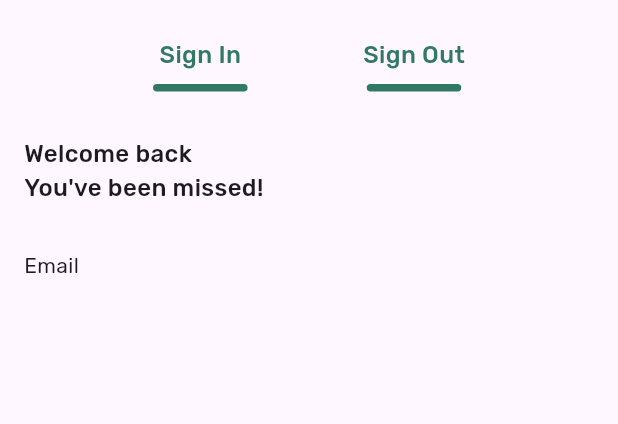
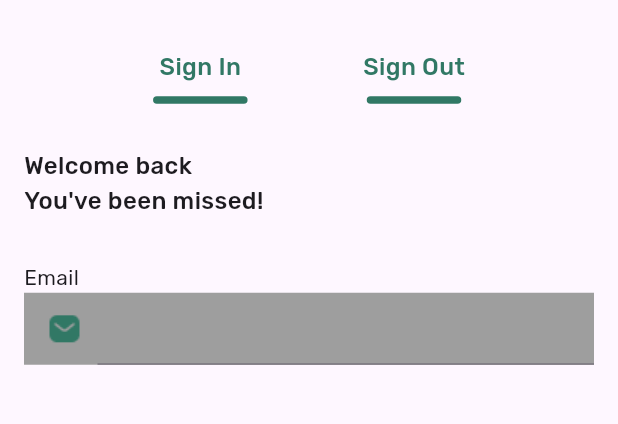
Before and after one commit to Muhammadiqbal-git/Decorly, a Flutter app: the screen it shows after launch, on a phone screen of 412 x 824 dp, the part 258-682 px from its top. Run offline on Flutter 3.47's test engine with Material 3 defaults, Android fonts, the phone set to English and light mode, and no system bars; our stand-ins replace flutter_bloc, flutter_svg, google_fonts.

Commit message:
login form

```diff
--- a/lib/screens/login_page.dart
+++ b/lib/screens/login_page.dart
@@ -1,9 +1,11 @@
 import 'package:decorly/theme.dart';
+import 'package:decorly/widgets/form_widget.dart';
 import 'package:flutter/material.dart';
 import 'package:flutter_svg/flutter_svg.dart';
 
 class LoginPage extends StatelessWidget {
-  const LoginPage({super.key});
+  TextEditingController _emailTextController = TextEditingController();
+  LoginPage({super.key});
 
   @override
   Widget build(BuildContext context) {
@@ -24,8 +26,8 @@ class LoginPage extends StatelessWidget {
                 "DO - Decorly",
                 style: apps_name.copyWith(color: primary_cr, fontSize: 18),
               ),
-              const SizedBox(
-                height: 25,
+              SizedBox(
+                height: 25 + getHeight(context, 1),
               ),
               Row(
                 mainAxisAlignment: MainAxisAlignment.center,
@@ -67,7 +69,9 @@ class LoginPage extends StatelessWidget {
                   )
                 ],
               ),
-              SizedBox(height: 30,),
+              SizedBox(
+                height: 30,
+              ),
               Align(
                 alignment: Alignment.centerLeft,
                 child: Column(
@@ -77,8 +81,18 @@ class LoginPage extends StatelessWidget {
                       "Welcome back \nYou've been missed!",
                       style: body_1,
                     ),
-                    SizedBox(height: 30,),
-                    Text("Email", style: body_2,)
+                    SizedBox(
+                      height: 30,
+                    ),
+                    Text(
+                      "Email",
+                      style: body_2,
+                    ),
+                    CustomForm(
+                      logo: AssetImage("assets/imgs/msg.png"),
+                      isObsecure: false,
+                      textEditingController: _emailTextController,
+                    )
                   ],
                 ),
               )
--- a/lib/screens/splash.dart
+++ b/lib/screens/splash.dart
@@ -4,8 +4,7 @@ import 'package:flutter/material.dart';
 import 'package:flutter_svg/flutter_svg.dart';
 
 class SplashScreens extends StatefulWidget {
-  final double screenHeight;
-  const SplashScreens({Key? key, required this.screenHeight})
+  const SplashScreens({Key? key})
       : super(key: key);
 
   @override
@@ -23,7 +22,7 @@ class _SplashScreensState extends State<SplashScreens>
     super.initState();
     _controller_fill =
         AnimationController(vsync: this, duration: const Duration(seconds: 3));
-    _animation_fill = Tween<double>(begin: 0, end: (2.07 - getScreenRatio(1))).animate(
+    _animation_fill = Tween<double>(begin: 0, end: (1.10 + getScreenRatio(100))).animate(
         CurvedAnimation(
             parent: _controller_fill,
             curve: const Interval(0.4, 0.90, curve: Curves.easeOutQuart)))
--- a/lib/widgets/form_widget.dart
+++ b/lib/widgets/form_widget.dart
@@ -1,10 +1,34 @@
+import 'package:decorly/theme.dart';
 import 'package:flutter/material.dart';
 
-class Form extends StatelessWidget {
-  const Form({super.key});
+class CustomForm extends StatelessWidget {
+  final AssetImage logo;
+  final bool isObsecure;
+  final TextEditingController textEditingController;
+  const CustomForm(
+      {super.key,
+      required this.logo,
+      required this.isObsecure,
+      required this.textEditingController});
 
   @override
   Widget build(BuildContext context) {
-    return const Placeholder();
+    return Container(
+      height: 48,
+      color: Colors.grey,
+      child: Row(
+        children: [
+          SizedBox(width: 15,),
+          ImageIcon(logo, color: primary_cr,),
+          SizedBox(width: 10,),
+          Expanded(
+            child: TextField(
+              controller: textEditingController,
+              decoration: InputDecoration(),
+            ),
+          )
+        ],
+      ),
+    );
   }
 }
```
Also changed, not shown: assets/imgs/msg.png (added).
